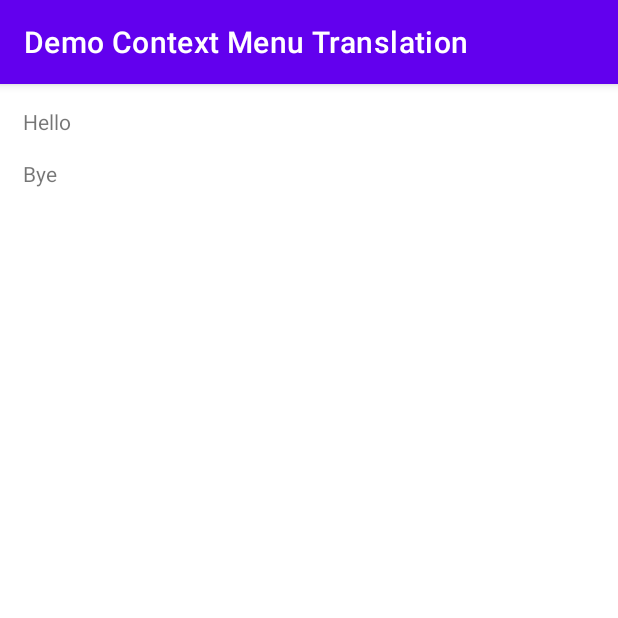
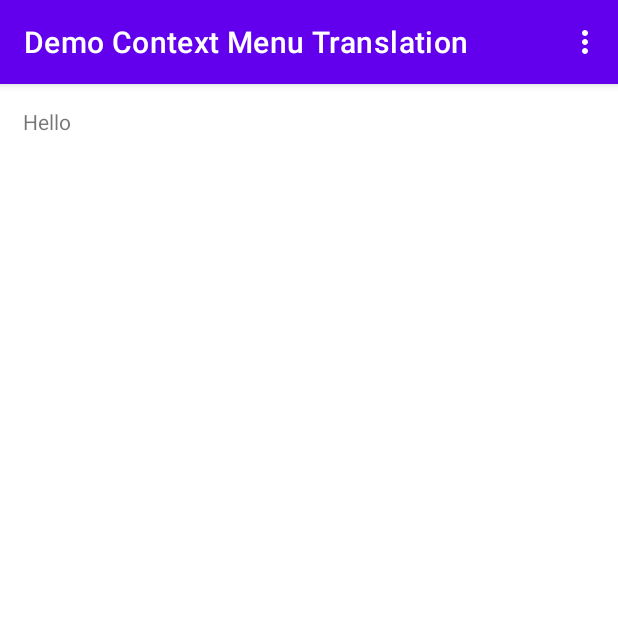
Before and after one commit to elsahani/DemoContextMenuTranslation, an Android app: the screen it shows after launch (MainActivity), on a phone screen of 412 x 824 dp, the top half of it. Run offline under Robolectric (Android 15) with nearby library versions, the phone set to English and light mode, and no system bars.

Commit message:
Completed Project 2

```diff
--- a/app/src/main/res/layout/activity_main.xml
+++ b/app/src/main/res/layout/activity_main.xml
@@ -14,11 +14,4 @@
         android:layout_height="wrap_content"
         android:text="@string/hello" />
 
-    <TextView
-        android:id="@+id/textViewTranslatedText2"
-        android:layout_width="match_parent"
-        android:layout_height="wrap_content"
-        android:layout_marginTop="15dp"
-        android:text="@string/bye" />
-
 </LinearLayout>
--- /dev/null
+++ b/app/src/main/res/menu/menu_main.xml
@@ -0,0 +1,11 @@
+<?xml version="1.0" encoding="utf-8"?>
+<menu xmlns:android="http://schemas.android.com/apk/res/android">
+    <item
+        android:id="@+id/EnglishSelection"
+        android:orderInCategory="100"
+        android:title="@string/english" />
+    <item
+        android:id="@+id/italianSelection"
+        android:orderInCategory="101"
+        android:title="@string/italian" />
+</menu>
--- a/app/src/main/res/values/strings.xml
+++ b/app/src/main/res/values/strings.xml
@@ -2,4 +2,6 @@
     <string name="app_name">Demo Context Menu Translation</string>
     <string name="hello">Hello</string>
     <string name="bye">Bye</string>
+    <string name="english">English</string>
+    <string name="italian">Italian</string>
 </resources>
```
Also changed, not shown: app/src/main/java/sg/edu/rp/c346/id20023841/democontextmenutranslation/MainActivity.java (+20 -44 lines).
